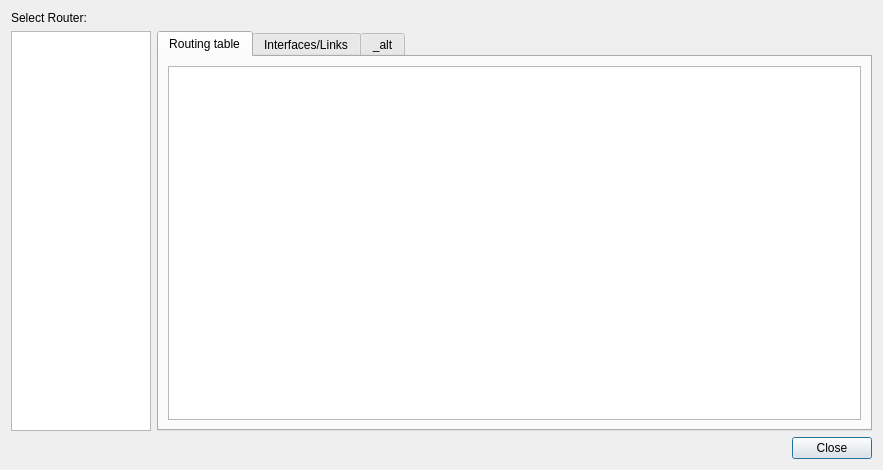
Above: confRouter.ui from koppd/mt before the change. Below: the same form after it.
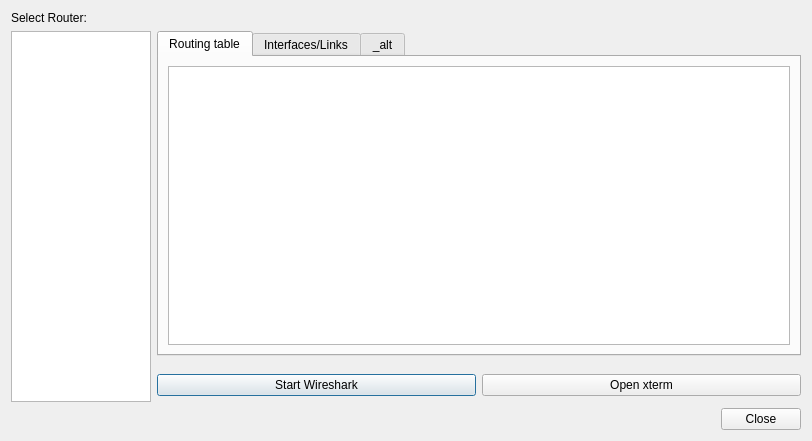
That is the form after the change.

Commit message: Router: xterm und Wireshark Buttons

What changed in the file:
```diff
--- a/confRouter.ui
+++ b/confRouter.ui
@@ -6,14 +6,21 @@
    <rect>
     <x>0</x>
     <y>0</y>
-    <width>883</width>
-    <height>470</height>
+    <width>812</width>
+    <height>441</height>
    </rect>
   </property>
   <property name="windowTitle">
    <string>Configure Router</string>
   </property>
   <layout class="QGridLayout" name="gridLayout_2">
+   <item row="4" column="1">
+    <widget class="QPushButton" name="pbWireshark">
+     <property name="text">
+      <string>Start Wireshark</string>
+     </property>
+    </widget>
+   </item>
    <item row="0" column="0">
     <widget class="QLabel" name="label">
      <property name="text">
@@ -21,7 +28,7 @@
      </property>
     </widget>
    </item>
-   <item row="1" column="0">
+   <item row="1" column="0" rowspan="5">
     <widget class="QListWidget" name="listRouter">
      <property name="maximumSize">
       <size>
@@ -31,7 +38,24 @@
      </property>
     </widget>
    </item>
-   <item row="1" column="1">
+   <item row="6" column="0" colspan="3">
+    <widget class="QDialogButtonBox" name="buttonBox">
+     <property name="orientation">
+      <enum>Qt::Horizontal</enum>
+     </property>
+     <property name="standardButtons">
+      <set>QDialogButtonBox::Close</set>
+     </property>
+    </widget>
+   </item>
+   <item row="4" column="2">
+    <widget class="QPushButton" name="pbXterm">
+     <property name="text">
+      <string>Open xterm</string>
+     </property>
+    </widget>
+   </item>
+   <item row="1" column="1" colspan="2">
     <widget class="QTabWidget" name="tabWidget">
      <property name="currentIndex">
       <number>0</number>
@@ -114,16 +138,6 @@
      </widget>
     </widget>
    </item>
-   <item row="2" column="0" colspan="2">
-    <widget class="QDialogButtonBox" name="buttonBox">
-     <property name="orientation">
-      <enum>Qt::Horizontal</enum>
-     </property>
-     <property name="standardButtons">
-      <set>QDialogButtonBox::Close</set>
-     </property>
-    </widget>
-   </item>
   </layout>
  </widget>
  <resources/>
```
The commit also changes 1 other file.
